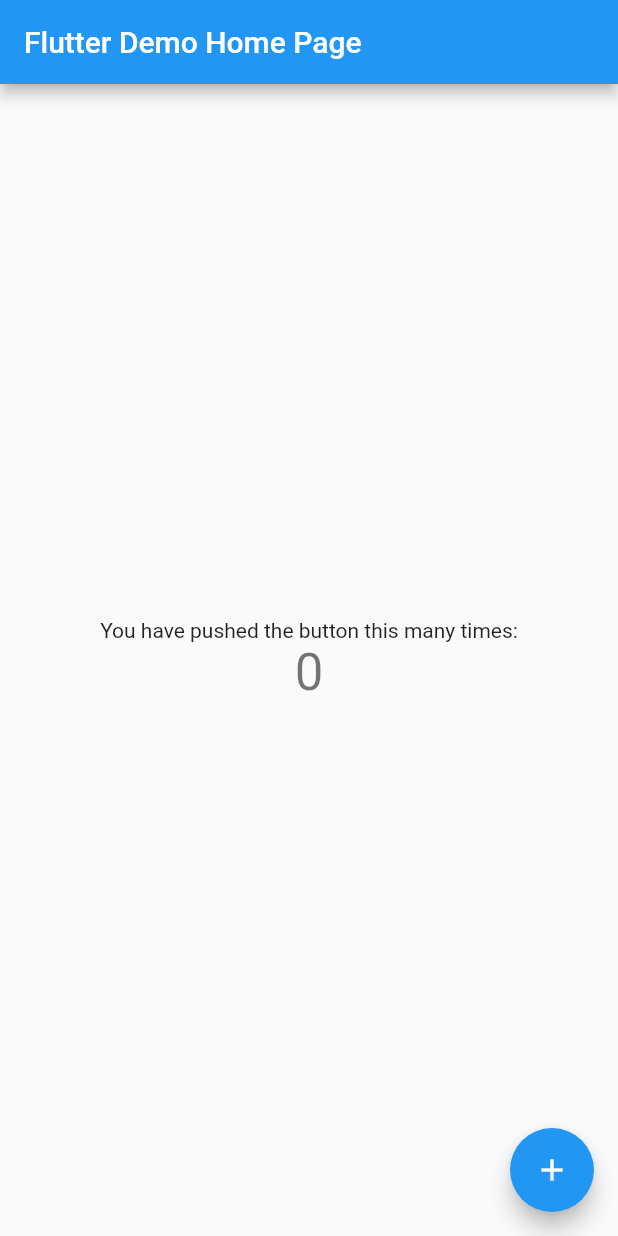
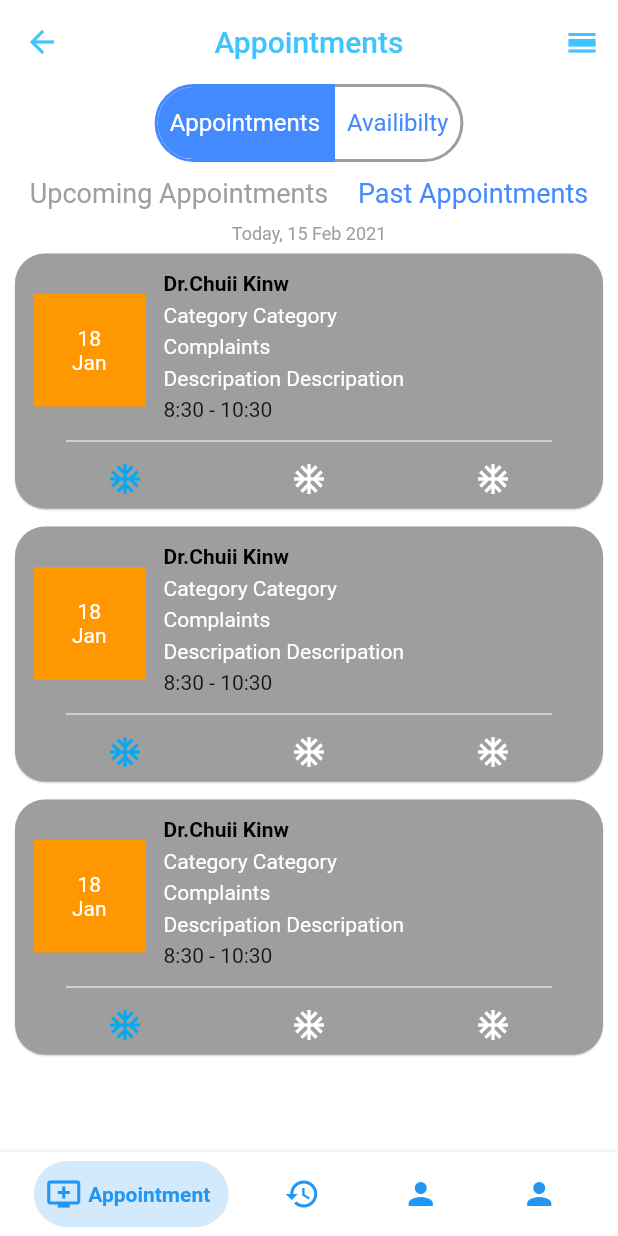
Before and after one commit to waqas-ahmad762/challenge, a Flutter app: the screen it shows after launch, on a phone screen of 412 x 824 dp. Run offline on Flutter 3.47's test engine with Material 2 defaults, Android fonts, the phone set to English and light mode, and no system bars; drawn by our look-alikes of bottom_navy_bar.

Commit message:
Add bottom bar

```diff
--- /dev/null
+++ b/lib/bottom_bar.dart
@@ -0,0 +1,90 @@
+import 'package:flutter/material.dart';
+import 'package:bottom_navy_bar/bottom_navy_bar.dart';
+import 'package:challenge/main.dart';
+
+class UserTabScreen extends StatefulWidget {
+  @override
+  UserTabScreenState createState() => UserTabScreenState();
+}
+
+class UserTabScreenState extends State<UserTabScreen> {
+  int _currentIndex = 0;
+  PageController _pageController;
+
+  @override
+  void didChangeDependencies() {
+    _pageController = PageController();
+    super.didChangeDependencies();
+  }
+
+  @override
+  void dispose() {
+    _pageController.dispose();
+    super.dispose();
+  }
+
+  @override
+  Widget build(BuildContext context) {
+    return Scaffold(
+      body: PageView(
+        controller: _pageController,
+        onPageChanged: (index) {
+          setState(() => _currentIndex = index);
+        },
+        children: <Widget>[
+          MyHomePage(),
+          MyHomePage(),
+          MyHomePage(),
+          MyHomePage(),
+        ],
+      ),
+      bottomNavigationBar: BottomNavyBar(
+        backgroundColor: Colors.white,
+        selectedIndex: _currentIndex,
+        showElevation: true,
+        onItemSelected: (index) => setState(
+          () {
+            _currentIndex = index;
+            _pageController.animateToPage(index,
+                duration: Duration(milliseconds: 300), curve: Curves.ease);
+          },
+        ),
+        mainAxisAlignment: MainAxisAlignment.spaceAround,
+        items: [
+          BottomNavyBarItem(
+            icon: Icon(Icons.add_to_queue),
+            title: Text(
+              'Appointments',
+            ),
+            textAlign: TextAlign.center,
+            activeColor: Theme.of(context).accentColor,
+          ),
+          BottomNavyBarItem(
+            icon: Icon(Icons.history),
+            title: Text(
+              'Tab 2',
+            ),
+            textAlign: TextAlign.center,
+            activeColor: Theme.of(context).accentColor,
+          ),
+          BottomNavyBarItem(
+            icon: Icon(Icons.person),
+            title: Text(
+              'Tab 3',
+            ),
+            textAlign: TextAlign.center,
+            activeColor: Theme.of(context).accentColor,
+          ),
+          BottomNavyBarItem(
+            icon: Icon(Icons.person),
+            title: Text(
+              'Tab 4',
+            ),
+            textAlign: TextAlign.center,
+            activeColor: Theme.of(context).accentColor,
+          ),
+        ],
+      ),
+    );
+  }
+}
--- a/lib/main.dart
+++ b/lib/main.dart
@@ -1,3 +1,4 @@
+import 'package:challenge/bottom_bar.dart';
 import 'package:flutter/material.dart';
 
 void main() {
@@ -9,109 +10,289 @@ class MyApp extends StatelessWidget {
   @override
   Widget build(BuildContext context) {
     return MaterialApp(
-      title: 'Flutter Dem',
-      theme: ThemeData(
-        // This is the theme of your application.
-        //
-        // Try running your application with "flutter run". You'll see the
-        // application has a blue toolbar. Then, without quitting the app, try
-        // changing the primarySwatch below to Colors.green and then invoke
-        // "hot reload" (press "r" in the console where you ran "flutter run",
-        // or simply save your changes to "hot reload" in a Flutter IDE).
-        // Notice that the counter didn't reset back to zero; the application
-        // is not restarted.
-        primarySwatch: Colors.blue,
-        // This makes the visual density adapt to the platform that you run
-        // the app on. For desktop platforms, the controls will be smaller and
-        // closer together (more dense) than on mobile platforms.
-        visualDensity: VisualDensity.adaptivePlatformDensity,
-      ),
-      home: MyHomePage(title: 'Flutter Demo Home Page'),
+      debugShowCheckedModeBanner: false,
+      title: 'Code Challenge',
+      home: UserTabScreen(),
     );
   }
 }
 
 class MyHomePage extends StatefulWidget {
-  MyHomePage({Key key, this.title}) : super(key: key);
-
-  // This widget is the home page of your application. It is stateful, meaning
-  // that it has a State object (defined below) that contains fields that affect
-  // how it looks.
-
-  // This class is the configuration for the state. It holds the values (in this
-  // case the title) provided by the parent (in this case the App widget) and
-  // used by the build method of the State. Fields in a Widget subclass are
-  // always marked "final".
-
-  final String title;
-
   @override
   _MyHomePageState createState() => _MyHomePageState();
 }
 
 class _MyHomePageState extends State<MyHomePage> {
-  int _counter = 0;
-
-  void _incrementCounter() {
-    setState(() {
-      // This call to setState tells the Flutter framework that something has
-      // changed in this State, which causes it to rerun the build method below
-      // so that the display can reflect the updated values. If we changed
-      // _counter without calling setState(), then the build method would not be
-      // called again, and so nothing would appear to happen.
-      _counter++;
-    });
+  List<bool> isSelected;
+  var _dataToDisplay;
+  int _value = 1;
+  @override
+  void initState() {
+    _dataToDisplay = ['TTest1', 'TTest2', 'TTest3'];
+    isSelected = [true, false];
+    super.initState();
   }
 
   @override
   Widget build(BuildContext context) {
-    // This method is rerun every time setState is called, for instance as done
-    // by the _incrementCounter method above.
-    //
-    // The Flutter framework has been optimized to make rerunning build methods
-    // fast, so that you can just rebuild anything that needs updating rather
-    // than having to individually change instances of widgets.
     return Scaffold(
+      backgroundColor: Colors.white,
       appBar: AppBar(
-        // Here we take the value from the MyHomePage object that was created by
-        // the App.build method, and use it to set our appbar title.
-        title: Text(widget.title),
+        backgroundColor: Colors.white,
+        elevation: 0,
+        leading: IconButton(
+          icon: Icon(
+            Icons.arrow_back,
+            color: Colors.lightBlueAccent,
+          ),
+          onPressed: () {},
+        ),
+        title: Text(
+          'Appointments',
+          style: TextStyle(
+            color: Colors.lightBlueAccent,
+          ),
+        ),
+        centerTitle: true,
+        actions: [
+          IconButton(
+            icon: Icon(
+              Icons.calendar_view_day,
+              color: Colors.lightBlueAccent,
+            ),
+            onPressed: () {},
+          ),
+        ],
       ),
-      body: Center(
-        // Center is a layout widget. It takes a single child and positions it
-        // in the middle of the parent.
+      body: Column(
+        children: [
+          Center(
+            child: ToggleButtons(
+              borderColor: Colors.grey,
+              fillColor: Colors.blueAccent,
+              borderWidth: 2,
+              selectedBorderColor: Colors.blueAccent,
+              selectedColor: Colors.white,
+              color: Colors.blueAccent,
+              borderRadius: BorderRadius.circular(25),
+              children: <Widget>[
+                Padding(
+                  padding: const EdgeInsets.all(8.0),
+                  child: Text(
+                    'Appointments',
+                    style: TextStyle(fontSize: 16),
+                  ),
+                ),
+                Padding(
+                  padding: const EdgeInsets.all(8.0),
+                  child: Text(
+                    'Availibilty',
+                    style: TextStyle(fontSize: 16),
+                  ),
+                ),
+              ],
+              onPressed: (int index) {
+                setState(() {
+                  for (int i = 0; i < isSelected.length; i++) {
+                    isSelected[i] = i == index;
+                  }
+                });
+              },
+              isSelected: isSelected,
+            ),
+          ),
+          SizedBox(
+            height: 10,
+          ),
+          Row(
+            mainAxisAlignment: MainAxisAlignment.spaceEvenly,
+            children: [
+              GestureDetector(
+                onTap: () {
+                  setState(() {
+                    _value = 1;
+                  });
+                },
+                child: Text(
+                  'Upcoming Appointments',
+                  style: TextStyle(
+                    fontSize: 18,
+                    color: _value == 1 ? Colors.grey : Colors.blueAccent,
+                  ),
+                ),
+              ),
+              GestureDetector(
+                onTap: () {
+                  setState(() {
+                    _value = 2;
+                  });
+                },
+                child: Text(
+                  'Past Appointments',
+                  style: TextStyle(
+                    fontSize: 18,
+                    color: _value == 2 ? Colors.grey : Colors.blueAccent,
+                  ),
+                ),
+              ),
+            ],
+          ),
+          SizedBox(
+            height: 10,
+          ),
+          Center(
+            child: Text(
+              'Today, 15 Feb 2021',
+              style: TextStyle(
+                color: Colors.grey,
+                fontSize: 12,
+              ),
+            ),
+          ),
+          Expanded(
+            child: ListView.builder(
+              itemCount: _dataToDisplay.length,
+              itemBuilder: (context, index) {
+                return _card();
+              },
+            ),
+          ),
+        ],
+      ),
+    );
+  }
+
+  Widget _card() {
+    return Card(
+      elevation: 0.5,
+      color: Colors.grey,
+      shape: RoundedRectangleBorder(
+        borderRadius: BorderRadius.circular(20.0),
+      ),
+      margin: new EdgeInsets.symmetric(horizontal: 10.0, vertical: 6.0),
+      child: Padding(
+        padding: EdgeInsets.only(
+          left: 12,
+          right: 12,
+          top: 12,
+        ),
         child: Column(
-          // Column is also a layout widget. It takes a list of children and
-          // arranges them vertically. By default, it sizes itself to fit its
-          // children horizontally, and tries to be as tall as its parent.
-          //
-          // Invoke "debug painting" (press "p" in the console, choose the
-          // "Toggle Debug Paint" action from the Flutter Inspector in Android
-          // Studio, or the "Toggle Debug Paint" command in Visual Studio Code)
-          // to see the wireframe for each widget.
-          //
-          // Column has various properties to control how it sizes itself and
-          // how it positions its children. Here we use mainAxisAlignment to
-          // center the children vertically; the main axis here is the vertical
-          // axis because Columns are vertical (the cross axis would be
-          // horizontal).
-          mainAxisAlignment: MainAxisAlignment.center,
-          children: <Widget>[
-            Text(
-              'You have pushed the button this many times:',
+          crossAxisAlignment: CrossAxisAlignment.start,
+          children: [
+            Row(
+              children: [
+                Container(
+                  height: 75,
+                  width: 75,
+                  color: _value == 1 ? Colors.orange : Colors.blueAccent,
+                  child: Center(
+                    child: Column(
+                      mainAxisAlignment: MainAxisAlignment.center,
+                      children: [
+                        Text(
+                          '18',
+                          style: TextStyle(
+                            color: Colors.white,
+                          ),
+                        ),
+                        Text(
+                          'Jan',
+                          style: TextStyle(
+                            color: Colors.white,
+                          ),
+                        ),
+                      ],
+                    ),
+                  ),
+                ),
+                SizedBox(
+                  width: 12,
+                ),
+                Column(
+                  crossAxisAlignment: CrossAxisAlignment.start,
+                  children: [
+                    Text(
+                      'Dr.Chuii Kinw',
+                      style: TextStyle(
+                        color: Colors.black,
+                        fontWeight: FontWeight.bold,
+                      ),
+                    ),
+                    SizedBox(
+                      height: 5,
+                    ),
+                    Text(
+                      'Category Category',
+                      style: TextStyle(
+                        color: Colors.white,
+                      ),
+                    ),
+                    SizedBox(
+                      height: 5,
+                    ),
+                    Text(
+                      'Complaints',
+                      style: TextStyle(
+                        color: Colors.white,
+                      ),
+                    ),
+                    SizedBox(
+                      height: 5,
+                    ),
+                    Text(
+                      'Descripation Descripation',
+                      style: TextStyle(
+                        color: Colors.white,
+                      ),
+                    ),
+                    SizedBox(
+                      height: 5,
+                    ),
+                    Text(
+                      '8:30 - 10:30',
+                      style: TextStyle(
+                        color: Colors.black87,
+                      ),
+                    ),
+                    SizedBox(
+                      height: 5,
+                    ),
+                  ],
+                ),
+              ],
             ),
-            Text(
-              '$_counter',
-              style: Theme.of(context).textTheme.headline4,
+            Padding(
+              padding: const EdgeInsets.symmetric(horizontal: 22),
+              child: Divider(
+                color: Colors.white,
+              ),
+            ),
+            SizedBox(
+              height: 5,
+            ),
+            Row(
+              mainAxisAlignment: MainAxisAlignment.spaceAround,
+              children: [
+                Icon(
+                  Icons.ac_unit,
+                  color: Colors.lightBlue,
+                ),
+                Icon(
+                  Icons.ac_unit,
+                  color: Colors.white,
+                ),
+                Icon(
+                  Icons.ac_unit,
+                  color: Colors.white,
+                ),
+              ],
+            ),
+            SizedBox(
+              height: 8,
             ),
           ],
         ),
       ),
-      floatingActionButton: FloatingActionButton(
-        onPressed: _incrementCounter,
-        tooltip: 'Increment',
-        child: Icon(Icons.add),
-      ), // This trailing comma makes auto-formatting nicer for build methods.
     );
   }
 }
--- a/pubspec.yaml
+++ b/pubspec.yaml
@@ -28,6 +28,7 @@ dependencies:
   # The following adds the Cupertino Icons font to your application.
   # Use with the CupertinoIcons class for iOS style icons.
   cupertino_icons: ^1.0.0
+  bottom_navy_bar: ^5.5.0
 
 dev_dependencies:
   flutter_test:
```
Also changed, not shown: pubspec.lock.
